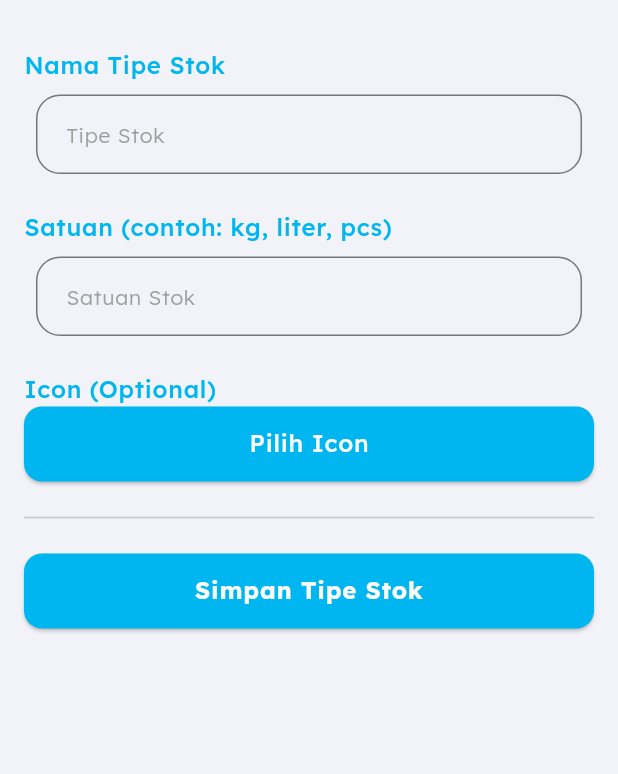
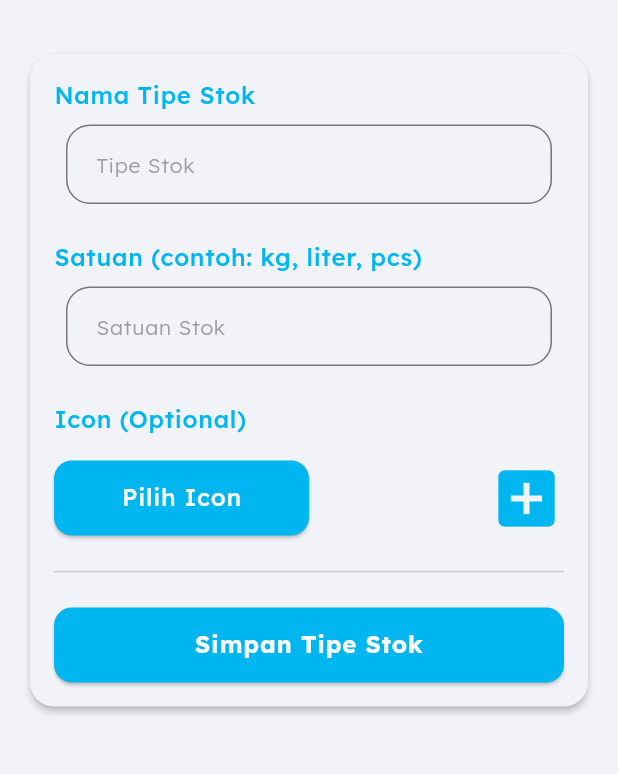
Before and after one commit to insanansharyrasul/the_djenggot, a Flutter app: the AddEditStockTypeScreen screen opened by its route, on a phone screen of 412 x 824 dp, the part 60-834 px from its top. Run offline on Flutter 3.47's test engine with Material 3 defaults, Android fonts, the phone set to English and light mode, and no system bars; our stand-ins replace equatable, flutter_bloc, go_router, iconsax, image_picker, sqflite; accounts and stored records are empty.

Commit message:
feat: enhance menu and stock type screens with improved UI and icon selection functionality

```diff
--- a/lib/screens/stock/add_edit_stock_type_screen.dart
+++ b/lib/screens/stock/add_edit_stock_type_screen.dart
@@ -53,9 +53,16 @@ class _AddEditStockTypeScreenState extends State<AddEditStockTypeScreen> {
         ),
       ),
       body: ListView(
+        padding: const EdgeInsets.all(16.0),
         children: [
           Form(
             key: _formKey,
+            child: Card(
+              elevation: 2,
+              shape: RoundedRectangleBorder(
+                borderRadius: BorderRadius.circular(16),
+              ),
+              color: AppTheme.background,
               child: Padding(
                 padding: const EdgeInsets.all(16.0),
                 child: Column(
@@ -84,7 +91,12 @@ class _AddEditStockTypeScreenState extends State<AddEditStockTypeScreen> {
                     ),
                     SizedBox(height: 16),
                     Text("Icon (Optional)", style: AppTheme.textField),
-                  SizedBox(
+                    SizedBox(height: 16),
+                    Row(
+                      mainAxisAlignment: MainAxisAlignment.spaceBetween,
+                      children: [
+                        Expanded(
+                          child: SizedBox(
                             width: double.infinity,
                             height: 50,
                             child: ElevatedButton.icon(
@@ -105,6 +117,18 @@ class _AddEditStockTypeScreenState extends State<AddEditStockTypeScreen> {
                                 );
                               },
                             ),
+                          ),
+                        ),
+                        Flexible(
+                          child: Icon(
+                            iconController.text.isEmpty
+                                ? Icons.add_box
+                                : getIconFromString(iconController.text),
+                            color: AppTheme.primary,
+                            size: 50,
+                          ),
+                        ),
+                      ],
                     ),
                     SizedBox(height: 16),
                     Divider(),
@@ -176,6 +200,7 @@ class _AddEditStockTypeScreenState extends State<AddEditStockTypeScreen> {
                 ),
               ),
             ),
+          ),
         ],
       ),
     );
```
Also changed, not shown: lib/screens/menu/add_edit_menu_type_screen.dart (+31 -3 lines). Lines whose indentation alone changed are shown as unchanged.
